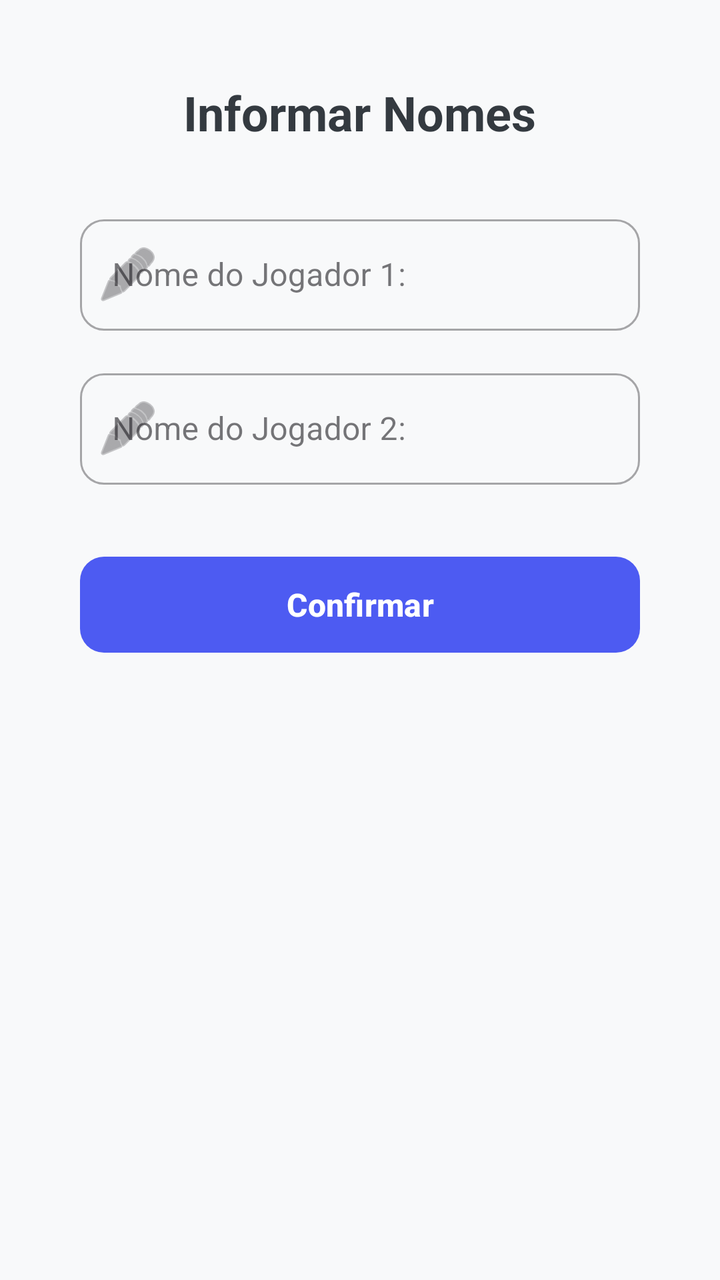
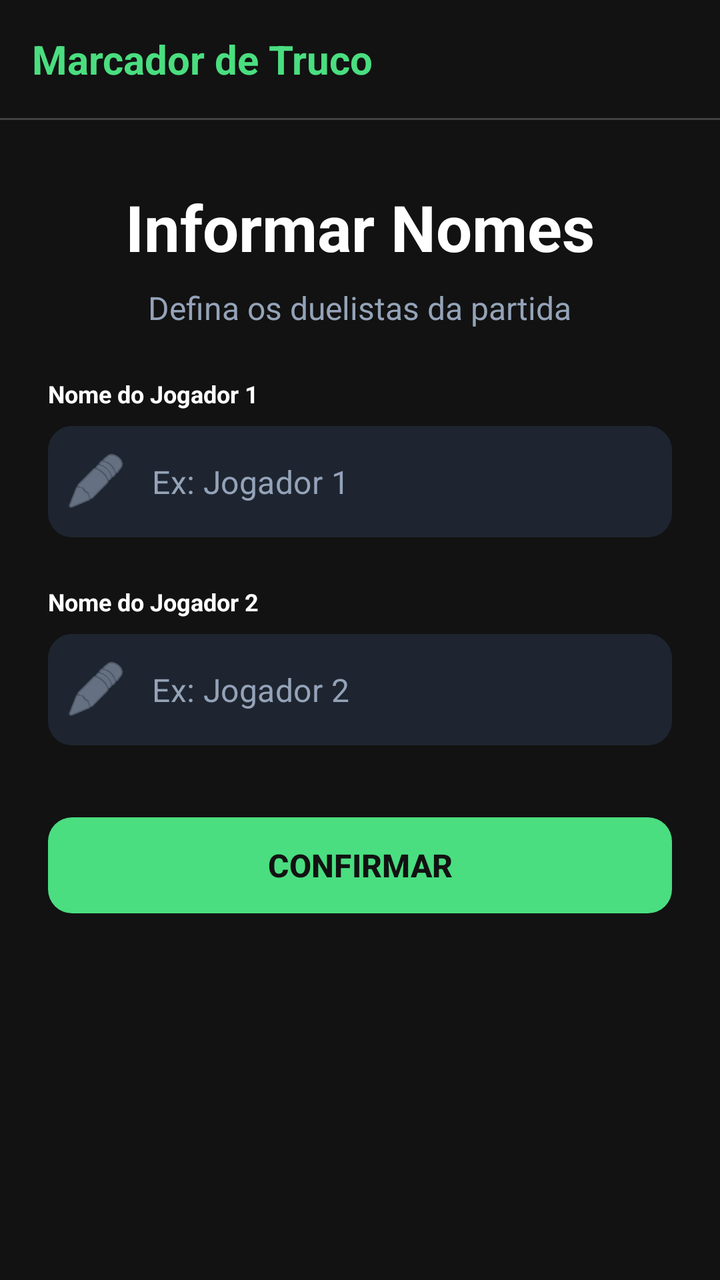

Two renders of the same Android screen: before a commit and after it. Below are the layout's source before the change and the commit's diff.
<!-- AndroidManifest.xml: application theme Theme.AvaliacaoTruco -->
<!-- res/layout/activity_equipes.xml -->
<?xml version="1.0" encoding="utf-8"?>
<LinearLayout xmlns:android="http://schemas.android.com/apk/res/android"
    xmlns:app="http://schemas.android.com/apk/res-auto"
    xmlns:tools="http://schemas.android.com/tools"
    android:id="@+id/main"
    android:layout_width="match_parent"
    android:layout_height="match_parent"
    android:orientation="vertical"
    android:padding="24dp"
    android:background="#F8F9FA"
    android:gravity="center_horizontal"
    tools:context=".EquipesActivity">

    <TextView
        android:layout_width="wrap_content"
        android:layout_height="wrap_content"
        android:text="@string/titulo_equipes"
        android:textSize="24sp"
        android:textStyle="bold"
        android:textColor="#343A40"
        android:layout_marginBottom="32dp"
        android:layout_marginTop="16dp"/>

    <com.google.android.material.textfield.TextInputLayout
        style="@style/Widget.MaterialComponents.TextInputLayout.OutlinedBox"
        android:layout_width="match_parent"
        android:layout_height="wrap_content"
        android:hint="@string/nome_jogador1"
        android:layout_marginBottom="16dp"
        android:layout_marginHorizontal="16dp"
        app:startIconDrawable="@android:drawable/ic_menu_edit"
        app:boxCornerRadiusBottomEnd="12dp"
        app:boxCornerRadiusBottomStart="12dp"
        app:boxCornerRadiusTopEnd="12dp"
        app:boxCornerRadiusTopStart="12dp">

        <com.google.android.material.textfield.TextInputEditText
            android:id="@+id/etNomeJ1"
            android:layout_width="match_parent"
            android:layout_height="wrap_content"
            android:inputType="textPersonName"
            android:maxLines="1"/>
    </com.google.android.material.textfield.TextInputLayout>

    <com.google.android.material.textfield.TextInputLayout
        style="@style/Widget.MaterialComponents.TextInputLayout.OutlinedBox"
        android:layout_width="match_parent"
        android:layout_height="wrap_content"
        android:hint="@string/nome_jogador2"
        android:layout_marginBottom="32dp"
        android:layout_marginHorizontal="16dp"
        app:startIconDrawable="@android:drawable/ic_menu_edit"
        app:boxCornerRadiusBottomEnd="12dp"
        app:boxCornerRadiusBottomStart="12dp"
        app:boxCornerRadiusTopEnd="12dp"
        app:boxCornerRadiusTopStart="12dp">

        <com.google.android.material.textfield.TextInputEditText
            android:id="@+id/etNomeJ2"
            android:layout_width="match_parent"
            android:layout_height="wrap_content"
            android:inputType="textPersonName"
            android:maxLines="1"/>
    </com.google.android.material.textfield.TextInputLayout>

    <com.google.android.material.button.MaterialButton
        android:id="@+id/btnConfirmar"
        android:layout_width="match_parent"
        android:layout_height="56dp"
        android:text="@string/confirmar"
        android:textSize="16sp"
        android:textStyle="bold"
        android:layout_marginHorizontal="16dp"
        app:backgroundTint="#4D5BF2"
        app:cornerRadius="12dp"
        app:elevation="4dp"/>

</LinearLayout>
<!-- resources referenced by this layout -->
<resources>
  <string name="confirmar">Confirmar</string>
  <string name="nome_jogador1">Nome do Jogador 1:</string>
  <string name="nome_jogador2">Nome do Jogador 2:</string>
  <string name="titulo_equipes">Informar Nomes</string>
  <style name="Theme.AvaliacaoTruco" parent="Base.Theme.AvaliacaoTruco" />
  <style name="Base.Theme.AvaliacaoTruco" parent="Theme.Material3.DayNight.NoActionBar">
          
          
      </style>
</resources>

<!-- the commit's change to res/layout/activity_equipes.xml (unified diff, before → after) -->
@@ -1,78 +1,155 @@
 <?xml version="1.0" encoding="utf-8"?>
-<LinearLayout xmlns:android="http://schemas.android.com/apk/res/android"
+<androidx.constraintlayout.widget.ConstraintLayout xmlns:android="http://schemas.android.com/apk/res/android"
     xmlns:app="http://schemas.android.com/apk/res-auto"
     xmlns:tools="http://schemas.android.com/tools"
     android:id="@+id/main"
     android:layout_width="match_parent"
     android:layout_height="match_parent"
-    android:orientation="vertical"
-    android:padding="24dp"
-    android:background="#F8F9FA"
-    android:gravity="center_horizontal"
+    android:background="@color/background_dark"
     tools:context=".EquipesActivity">
 
+    <androidx.constraintlayout.widget.ConstraintLayout
+        android:id="@+id/topBar"
+        android:layout_width="match_parent"
+        android:layout_height="wrap_content"
+        android:padding="16dp"
+        app:layout_constraintTop_toTopOf="parent">
+
+        <TextView
+            android:layout_width="wrap_content"
+            android:layout_height="wrap_content"
+            android:text="@string/titulo_inicial"
+            android:textColor="@color/neon_green"
+            android:textSize="20sp"
+            android:textStyle="bold"
+            app:layout_constraintBottom_toBottomOf="parent"
+            app:layout_constraintStart_toStartOf="parent"
+            app:layout_constraintTop_toTopOf="parent" />
+
+    </androidx.constraintlayout.widget.ConstraintLayout>
+
+    <View
+        android:id="@+id/topDivider"
+        android:layout_width="match_parent"
+        android:layout_height="1dp"
+        android:background="#33FFFFFF"
+        app:layout_constraintTop_toBottomOf="@id/topBar" />
+
     <TextView
+        android:id="@+id/tvTitle"
         android:layout_width="wrap_content"
         android:layout_height="wrap_content"
+        android:layout_marginTop="32dp"
         android:text="@string/titulo_equipes"
-        android:textSize="24sp"
+        android:textColor="@color/white"
+        android:textSize="32sp"
         android:textStyle="bold"
-        android:textColor="#343A40"
-        android:layout_marginBottom="32dp"
-        android:layout_marginTop="16dp"/>
+        app:layout_constraintEnd_toEndOf="parent"
+        app:layout_constraintStart_toStartOf="parent"
+        app:layout_constraintTop_toBottomOf="@id/topDivider" />
 
-    <com.google.android.material.textfield.TextInputLayout
-        style="@style/Widget.MaterialComponents.TextInputLayout.OutlinedBox"
+    <TextView
+        android:id="@+id/tvSubTitle"
+        android:layout_width="wrap_content"
+        android:layout_height="wrap_content"
+        android:layout_marginTop="8dp"
+        android:text="@string/sub_titulo_equipes"
+        android:textColor="@color/text_secondary"
+        android:textSize="16sp"
+        app:layout_constraintEnd_toEndOf="parent"
+        app:layout_constraintStart_toStartOf="parent"
+        app:layout_constraintTop_toBottomOf="@id/tvTitle" />
+
+    <LinearLayout
         android:layout_width="match_parent"
         android:layout_height="wrap_content"
-        android:hint="@string/nome_jogador1"
-        android:layout_marginBottom="16dp"
-        android:layout_marginHorizontal="16dp"
-        app:startIconDrawable="@android:drawable/ic_menu_edit"
-        app:boxCornerRadiusBottomEnd="12dp"
-        app:boxCornerRadiusBottomStart="12dp"
-        app:boxCornerRadiusTopEnd="12dp"
-        app:boxCornerRadiusTopStart="12dp">
+        android:orientation="vertical"
+        android:padding="24dp"
+        app:layout_constraintTop_toBottomOf="@id/tvSubTitle">
 
-        <com.google.android.material.textfield.TextInputEditText
-            android:id="@+id/etNomeJ1"
+        <TextView
+            android:layout_width="wrap_content"
+            android:layout_height="wrap_content"
+            android:layout_marginBottom="8dp"
+            android:text="@string/nome_jogador1"
+            android:textColor="@color/white"
+            android:textSize="12sp"
+            android:textStyle="bold" />
+
+        <com.google.android.material.textfield.TextInputLayout
+            style="@style/Widget.MaterialComponents.TextInputLayout.OutlinedBox"
             android:layout_width="match_parent"
             android:layout_height="wrap_content"
-            android:inputType="textPersonName"
-            android:maxLines="1"/>
-    </com.google.android.material.textfield.TextInputLayout>
+            android:layout_marginBottom="24dp"
+            app:boxBackgroundColor="@color/card_background"
+            app:boxCornerRadiusBottomEnd="12dp"
+            app:boxCornerRadiusBottomStart="12dp"
+            app:boxCornerRadiusTopEnd="12dp"
+            app:boxCornerRadiusTopStart="12dp"
+            app:boxStrokeWidth="0dp"
+            app:boxStrokeWidthFocused="0dp"
+            app:hintEnabled="false"
+            app:startIconDrawable="@android:drawable/ic_menu_edit"
+            app:startIconTint="@color/text_secondary">
 
-    <com.google.android.material.textfield.TextInputLayout
-        style="@style/Widget.MaterialComponents.TextInputLayout.OutlinedBox"
-        android:layout_width="match_parent"
-        android:layout_height="wrap_content"
-        android:hint="@string/nome_jogador2"
-        android:layout_marginBottom="32dp"
-        android:layout_marginHorizontal="16dp"
-        app:startIconDrawable="@android:drawable/ic_menu_edit"
-        app:boxCornerRadiusBottomEnd="12dp"
-        app:boxCornerRadiusBottomStart="12dp"
-        app:boxCornerRadiusTopEnd="12dp"
-        app:boxCornerRadiusTopStart="12dp">
+            <com.google.android.material.textfield.TextInputEditText
+                android:id="@+id/etNomeJ1"
+                android:layout_width="match_parent"
+                android:layout_height="wrap_content"
+                android:hint="@string/ex_jogador1"
+                android:inputType="textPersonName"
+                android:maxLines="1"
+                android:textColor="@color/white"
+                android:textColorHint="@color/text_secondary" />
+        </com.google.android.material.textfield.TextInputLayout>
 
-        <com.google.android.material.textfield.TextInputEditText
-            android:id="@+id/etNomeJ2"
+        <TextView
+            android:layout_width="wrap_content"
+            android:layout_height="wrap_content"
+            android:layout_marginBottom="8dp"
+            android:text="@string/nome_jogador2"
+            android:textColor="@color/white"
+            android:textSize="12sp"
+            android:textStyle="bold" />
+
+        <com.google.android.material.textfield.TextInputLayout
+            style="@style/Widget.MaterialComponents.TextInputLayout.OutlinedBox"
             android:layout_width="match_parent"
             android:layout_height="wrap_content"
-            android:inputType="textPersonName"
-            android:maxLines="1"/>
-    </com.google.android.material.textfield.TextInputLayout>
+            android:layout_marginBottom="32dp"
+            app:boxBackgroundColor="@color/card_background"
+            app:boxCornerRadiusBottomEnd="12dp"
+            app:boxCornerRadiusBottomStart="12dp"
+            app:boxCornerRadiusTopEnd="12dp"
+            app:boxCornerRadiusTopStart="12dp"
+            app:boxStrokeWidth="0dp"
+            app:boxStrokeWidthFocused="0dp"
+            app:hintEnabled="false"
+            app:startIconDrawable="@android:drawable/ic_menu_edit"
+            app:startIconTint="@color/text_secondary">
 
-    <com.google.android.material.button.MaterialButton
-        android:id="@+id/btnConfirmar"
-        android:layout_width="match_parent"
-        android:layout_height="56dp"
-        android:text="@string/confirmar"
-        android:textSize="16sp"
-        android:textStyle="bold"
-        android:layout_marginHorizontal="16dp"
-        app:backgroundTint="#4D5BF2"
-        app:cornerRadius="12dp"
-        app:elevation="4dp"/>
+            <com.google.android.material.textfield.TextInputEditText
+                android:id="@+id/etNomeJ2"
+                android:layout_width="match_parent"
+                android:layout_height="wrap_content"
+                android:hint="@string/ex_jogador2"
+                android:inputType="textPersonName"
+                android:maxLines="1"
+                android:textColor="@color/white"
+                android:textColorHint="@color/text_secondary" />
+        </com.google.android.material.textfield.TextInputLayout>
 
-</LinearLayout>
+        <com.google.android.material.button.MaterialButton
+            android:id="@+id/btnConfirmar"
+            android:layout_width="match_parent"
+            android:layout_height="56dp"
+            android:text="@string/confirmar"
+            android:textColor="@color/background_dark"
+            android:textSize="16sp"
+            android:textStyle="bold"
+            app:backgroundTint="@color/neon_green"
+            app:cornerRadius="12dp" />
+
+    </LinearLayout>
+
+</androidx.constraintlayout.widget.ConstraintLayout>
<!-- resource entries referenced after the edit -->
@@ -1,9 +1,18 @@
 <!-- resources referenced by this layout -->
 <resources>
-  <string name="confirmar">Confirmar</string>
-  <string name="nome_jogador1">Nome do Jogador 1:</string>
-  <string name="nome_jogador2">Nome do Jogador 2:</string>
+  <color name="background_dark">#121212</color>
+  <color name="card_background">#1E2530</color>
+  <color name="neon_green">#4ade80</color>
+  <color name="text_secondary">#94a3b8</color>
+  <color name="white">#FFFFFFFF</color>
+  <string name="confirmar">CONFIRMAR</string>
+  <string name="ex_jogador1">Ex: Jogador 1</string>
+  <string name="ex_jogador2">Ex: Jogador 2</string>
+  <string name="nome_jogador1">Nome do Jogador 1</string>
+  <string name="nome_jogador2">Nome do Jogador 2</string>
+  <string name="sub_titulo_equipes">Defina os duelistas da partida</string>
   <string name="titulo_equipes">Informar Nomes</string>
+  <string name="titulo_inicial">Marcador de Truco</string>
   <style name="Theme.AvaliacaoTruco" parent="Base.Theme.AvaliacaoTruco" />
   <style name="Base.Theme.AvaliacaoTruco" parent="Theme.Material3.DayNight.NoActionBar">
           
